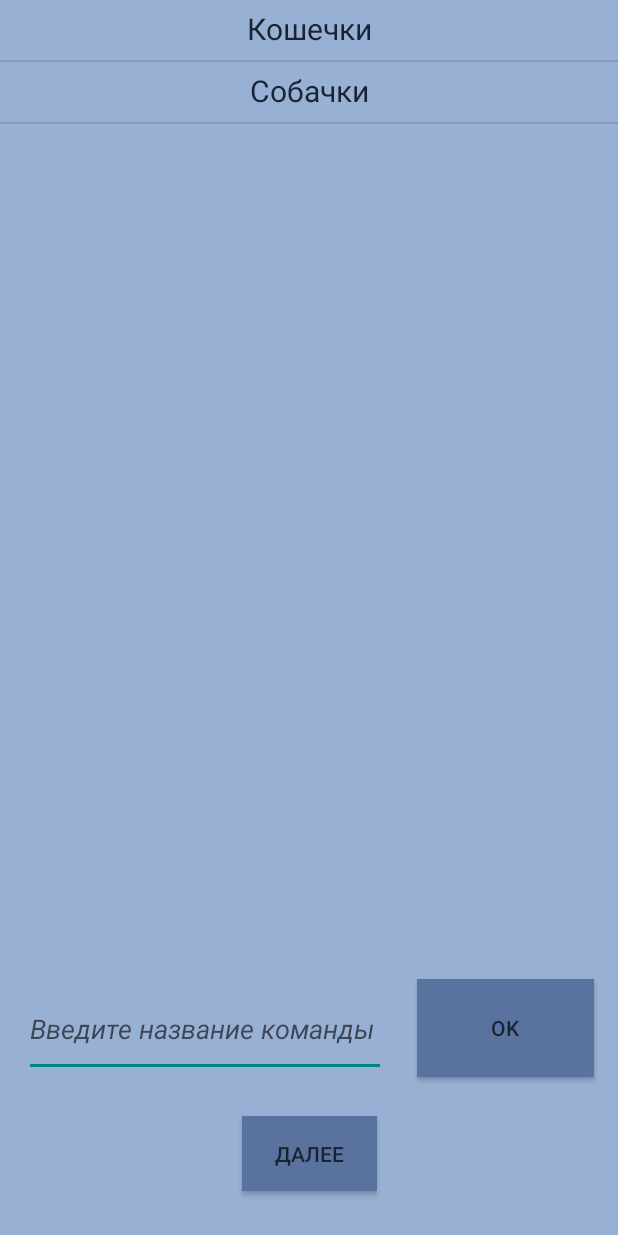
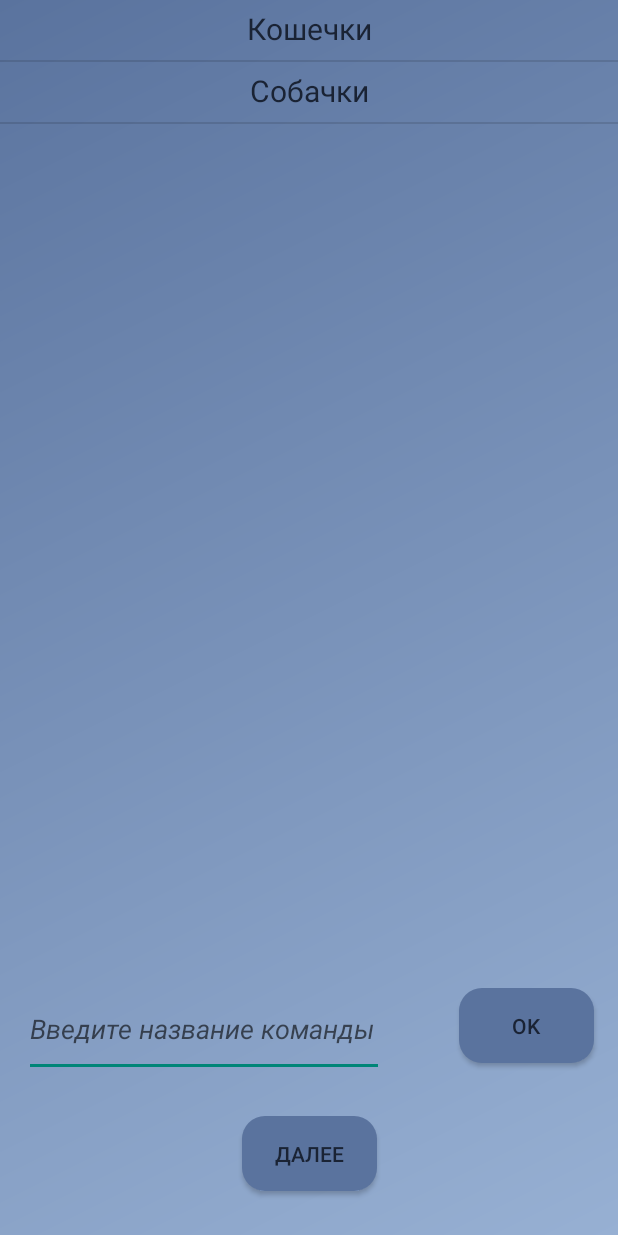
Before and after one commit to ETS-Android3/FiveSecondsRule, an Android app: the TeamsActivity screen opened directly, with no data from a screen before it, on a phone screen of 412 x 824 dp. Run offline under Robolectric (Android 15) with nearby library versions, the phone set to English and light mode, and no system bars; Roboto replaces fonts that are not available here; 1 statement that could not run was skipped.

Commit message:
change design

```diff
--- /dev/null
+++ b/app/src/main/res/drawable/gradient_background.xml
@@ -0,0 +1,8 @@
+<?xml version="1.0" encoding="utf-8"?>
+<shape xmlns:android="http://schemas.android.com/apk/res/android">
+    <gradient
+        android:type="linear"
+        android:angle="135"
+        android:startColor="@color/mainColor"
+        android:endColor="@color/lightAccent" />
+</shape>
--- /dev/null
+++ b/app/src/main/res/drawable/rounded_button.xml
@@ -0,0 +1,5 @@
+<?xml version="1.0" encoding="utf-8"?>
+<shape xmlns:android="http://schemas.android.com/apk/res/android">
+    <corners  android:radius="15dp"/>
+    <solid android:color="@color/lightAccent"/>
+</shape>
--- /dev/null
+++ b/app/src/main/res/drawable/rounded_button_red.xml
@@ -0,0 +1,5 @@
+<?xml version="1.0" encoding="utf-8"?>
+<shape xmlns:android="http://schemas.android.com/apk/res/android">
+    <corners  android:radius="15dp"/>
+    <solid android:color="@color/pink"/>
+</shape>
--- a/app/src/main/res/layout-large/activity_game.xml
+++ b/app/src/main/res/layout-large/activity_game.xml
@@ -5,13 +5,13 @@
     android:layout_width="match_parent"
     android:layout_height="match_parent"
     tools:context="proj.fivesecrule.GameActivity"
-    android:background="@color/mainColor">
+    android:background="@drawable/gradient_background">
 
     <Button
         android:id="@+id/button3"
         android:layout_width="280dp"
         android:layout_height="280dp"
-        android:background="@color/mint"
+        android:background="@drawable/green_button"
         android:onClick="Answer_Button"
         android:text="@string/stop_botton"
         android:textColor="@color/darkAccent"
--- a/app/src/main/res/layout-large/activity_teams.xml
+++ b/app/src/main/res/layout-large/activity_teams.xml
@@ -5,7 +5,7 @@
     android:layout_width="match_parent"
     android:layout_height="match_parent"
     tools:context="proj.fivesecrule.TeamsActivity"
-    android:background="@color/mainColor">
+    android:background="@drawable/gradient_background">
 
     <Button
         android:id="@+id/button7"
--- a/app/src/main/res/layout/activity_game.xml
+++ b/app/src/main/res/layout/activity_game.xml
@@ -5,7 +5,7 @@
     android:layout_width="match_parent"
     android:layout_height="match_parent"
     tools:context="proj.fivesecrule.GameActivity"
-    android:background="@color/mainColor">
+    android:background="@drawable/gradient_background">
 
     <Button
         android:id="@+id/button3"
@@ -17,7 +17,7 @@
         app:layout_constraintEnd_toEndOf="parent"
         app:layout_constraintStart_toStartOf="parent"
         app:layout_constraintTop_toBottomOf="@+id/textView5"
-        android:background="@color/mint"
+        android:background="@drawable/green_button"
         android:textColor="@color/darkAccent"/>
 
     <TextView
--- a/app/src/main/res/layout/activity_teams.xml
+++ b/app/src/main/res/layout/activity_teams.xml
@@ -5,30 +5,30 @@
     android:layout_width="match_parent"
     android:layout_height="match_parent"
     tools:context="proj.fivesecrule.TeamsActivity"
-    android:background="@color/mainColor">
+    android:background="@drawable/gradient_background">
 
     <Button
         android:id="@+id/button7"
-        android:layout_width="118dp"
-        android:layout_height="65dp"
-        android:background="@color/lightAccent"
+        android:layout_width="90dp"
+        android:layout_height="50dp"
+        android:background="@drawable/rounded_button"
         android:text="@string/OK"
         android:textColor="@color/darkAccent"
         app:layout_constraintBottom_toTopOf="@+id/button8"
         app:layout_constraintEnd_toEndOf="parent"
-        app:layout_constraintHorizontal_bias="0.555"
+        app:layout_constraintHorizontal_bias="0.753"
         app:layout_constraintStart_toEndOf="@+id/editText1"
         app:layout_constraintTop_toBottomOf="@+id/listView1"
-        app:layout_constraintVertical_bias="0.923" />
+        app:layout_constraintVertical_bias="0.9" />
 
     <EditText
         android:id="@+id/editText1"
-        android:layout_width="241dp"
+        android:layout_width="240dp"
         android:layout_height="64dp"
         android:layout_marginStart="16dp"
         android:layout_marginLeft="16dp"
         android:ems="10"
-        android:maxLength="12"
+        android:maxLength="20"
         android:hint="@string/EnterText"
         android:inputType="textPersonName"
         android:textColor="@color/darkAccent"
@@ -43,7 +43,6 @@
         android:layout_width="0dp"
         android:layout_height="339dp"
         android:layout_centerHorizontal="true"
-        android:background="@color/mainColor"
         app:layout_constraintStart_toStartOf="parent"
         app:layout_constraintTop_toTopOf="parent" />
 
@@ -57,6 +56,6 @@
         app:layout_constraintBottom_toBottomOf="parent"
         app:layout_constraintEnd_toEndOf="parent"
         app:layout_constraintStart_toStartOf="parent"
-        android:background="@color/lightAccent"
+        android:background="@drawable/rounded_button"
         android:textColor="@color/darkAccent"/>
 </androidx.constraintlayout.widget.ConstraintLayout>
--- a/app/src/main/res/raw/questions.json
+++ b/app/src/main/res/raw/questions.json
@@ -121,7 +121,7 @@
     "Назовите 3 вещи. которые можно потерять дома",
     "Назовите 3 бесполезные вещи у Вас дома",
     "Назовите 3 вещи, которые есть в бане",
-    "Назовите 3 вещи, которые вы выбросите, даже если оно сломалось",
+    "Назовите 3 вещи, которые Вы не выбросите, даже если оно сломалось",
     "Назовите 3 места, где любит спать кошка",
     "Назовите 3 головные убора",
     "Назовите 3 зимние одежды",
```
Also changed, not shown: app/src/main/java/proj/fivesecrule/GameActivity.java (+10 -7 lines), app/src/main/res/drawable/green_button.xml (added, +8 -0 lines), app/src/main/res/drawable/pink_button.xml (added, +8 -0 lines), app/src/main/res/drawable/rounded_corner_view.xml (+5 -2 lines), app/src/main/res/layout-large/activity_filters.xml (+4 -4 lines), app/src/main/res/layout-large/activity_main.xml (+4 -4 lines), app/src/main/res/layout/activity_filters.xml (+4 -4 lines), app/src/main/res/layout/activity_main.xml (+4 -4 lines), app/src/main/res/layout/popup_window.xml (+6 -1 lines).
